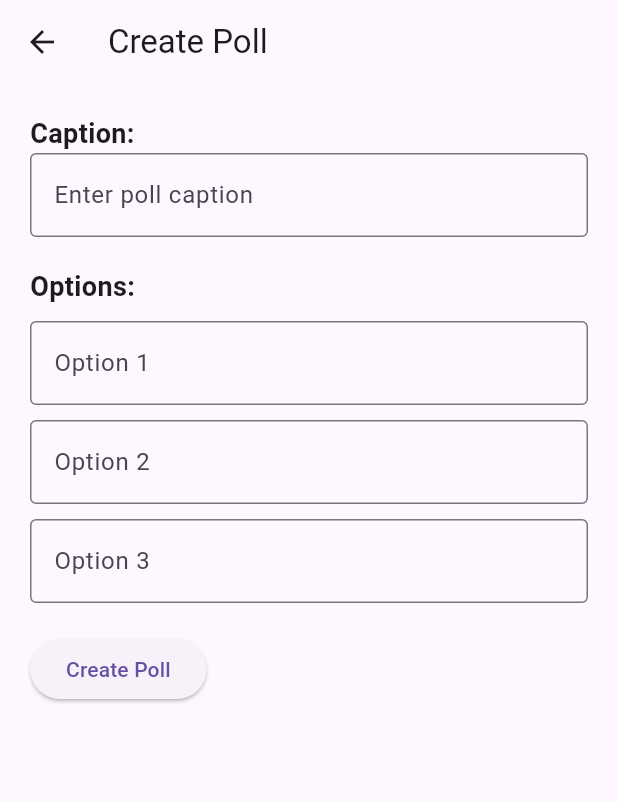
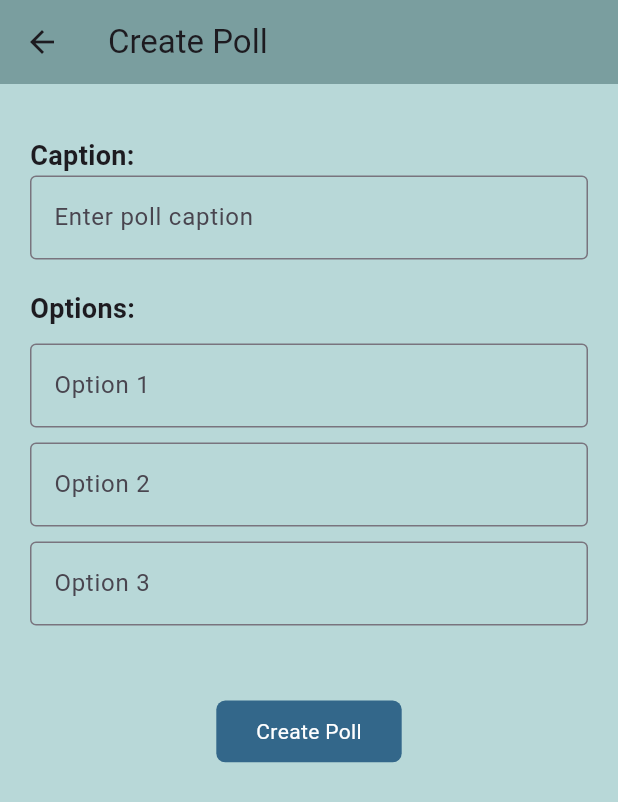
Before and after one commit to Mashrur112/Uni-Craft, a Flutter app: the CreatePoll screen opened directly with empty values, on a phone screen of 412 x 824 dp. Shown: the top 802 px of the screen. Run offline on Flutter 3.47's test engine with Material 3 defaults, Android fonts, the phone set to English and light mode, and no system bars; our stand-ins replace audioplayers, cached_network_image, cloud_firestore, connectivity_plus, file_picker, firebase_auth and 13 more; accounts and stored records are empty; generated files the repository leaves out were written again.

Commit message:
poll design

```diff
--- a/lib/add_notice.dart
+++ b/lib/add_notice.dart
@@ -59,7 +59,7 @@ class _add_noticeState extends State<add_notice> {
       StreamBuilder(stream: FirebaseFirestore.instance.collection('Profile').snapshots(), builder: (context,snapshots){
         if(snapshots.hasData)
           {
-            print("fsd");
+            //print("fsd");
             var res=snapshots.data!.docs.toList();
             to.clear();
 
@@ -76,7 +76,7 @@ class _add_noticeState extends State<add_notice> {
 
                   }
               }
-            print(to);
+           //print(to);
           }
 
         return SingleChildScrollView(
--- a/lib/calendar.dart
+++ b/lib/calendar.dart
@@ -24,7 +24,7 @@ class _CalendarState extends State<Calendar> {
     setState(() {
       events.update(
         today,
-        (existingEvents) => [...existingEvents, event],
+            (existingEvents) => [...existingEvents, event],
         ifAbsent: () => [event],
       );
     });
--- a/lib/createPoll.dart
+++ b/lib/createPoll.dart
@@ -1,6 +1,12 @@
+import 'dart:convert';
+
 import 'package:firebase_auth/firebase_auth.dart';
+import 'package:firebase_messaging/firebase_messaging.dart';
 import 'package:flutter/material.dart';
 import 'package:cloud_firestore/cloud_firestore.dart';
+import 'package:http/http.dart' as http;
+
+import 'notification.dart';
 
 class CreatePoll extends StatefulWidget {
   var uid_admin;
@@ -27,22 +33,58 @@ class _CreatePollState extends State<CreatePoll> {
     super.dispose();
   }
 
+  List to = [];
+
   @override
   Widget build(BuildContext context) {
+    double screenW = MediaQuery.of(context).size.width;
+    double screenH = MediaQuery.of(context).size.height;
     return Scaffold(
+        backgroundColor: Color(0xffb8d8d8),
         appBar: AppBar(
           title: Text('Create Poll'),
+          backgroundColor: Color(0xff7a9e9f),
         ),
-      body: SingleChildScrollView(
+        body: StreamBuilder(
+            stream:
+                FirebaseFirestore.instance.collection("Profile").snapshots(),
+            builder: (context, snapshots) {
+              if (snapshots.hasData) {
+                var code;
+                //print("fsd");
+                var res = snapshots.data!.docs.toList();
+                to.clear();
+                for (var r in res) {
+                  if (r['uid'] == FirebaseAuth.instance.currentUser!.uid)
+                    code = r['code'];
+                }
+
+                for (var r in res) {
+                  if (r['code'] == code.toString() &&
+                      r['role'] != "Administrator") {
+                    // print(r['name1']+widget.code);
+                    try {
+                      to.add(r['token']);
+                    } catch (e) {}
+                    ;
+                  }
+                }
+                //print(to);
+              }
+              return SingleChildScrollView(
                 physics: BouncingScrollPhysics(),
                 child: Padding(
                   padding: const EdgeInsets.all(20.0),
                   child: Column(
                     crossAxisAlignment: CrossAxisAlignment.start,
                     children: [
+                      Container(
+                        height: 15,
+                      ),
                       Text(
                         'Caption:',
-                style: TextStyle(fontSize: 18, fontWeight: FontWeight.bold),
+                        style: TextStyle(
+                            fontSize: 18, fontWeight: FontWeight.bold),
                       ),
                       TextField(
                         controller: _captionController,
@@ -54,7 +96,8 @@ class _CreatePollState extends State<CreatePoll> {
                       SizedBox(height: 20),
                       Text(
                         'Options:',
-                style: TextStyle(fontSize: 18, fontWeight: FontWeight.bold),
+                        style: TextStyle(
+                            fontSize: 18, fontWeight: FontWeight.bold),
                       ),
                       SizedBox(height: 10),
                       _buildOptionTextField(_option1Controller, 'Option 1'),
@@ -62,9 +105,17 @@ class _CreatePollState extends State<CreatePoll> {
                       _buildOptionTextField(_option2Controller, 'Option 2'),
                       SizedBox(height: 10),
                       _buildOptionTextField(_option3Controller, 'Option 3'),
-              SizedBox(height: 20),
-              ElevatedButton(
-                onPressed: () {
+                      SizedBox(height: 50),
+                      Center(
+                        child: Container(
+                          height: 0.05 * screenH,
+                          width: 0.3 * screenW,
+                          decoration: BoxDecoration(
+                            color: Color(0xff33678a),
+                            borderRadius: BorderRadius.circular(6),
+                          ),
+                          child: GestureDetector(
+                            onTap: () {
                               setState(() {
                                 options.clear();
                                 if (_option1Controller.text.isNotEmpty) {
@@ -79,16 +130,23 @@ class _CreatePollState extends State<CreatePoll> {
                               });
                               _createPoll();
                             },
-                child: Text('Create Poll'),
+                            child: Center(
+                                child: const Text(
+                              "Create Poll",
+                              style: TextStyle(color: Colors.white),
+                            )),
+                          ),
+                        ),
                       ),
                     ],
                   ),
                 ),
-      ),
               );
+            }));
   }
 
-  Widget _buildOptionTextField(TextEditingController controller, String hintText) {
+  Widget _buildOptionTextField(
+      TextEditingController controller, String hintText) {
     return TextField(
       controller: controller,
       decoration: InputDecoration(
@@ -99,6 +157,31 @@ class _CreatePollState extends State<CreatePoll> {
   }
 
   void _createPoll() {
+    Navigator.pop(context);
+    PushNotifications.init().then((value) async {
+      final token = await FirebaseMessaging.instance.getToken();
+      print(token);
+      for (int i = 0; i < to.length; i++) {
+        var data = {
+          'to': to[i],
+          'priority': 'high',
+          'notification': {
+            'title': "New Poll",
+            'body': _captionController.text.toString(),
+          },
+          'additional option': {
+            'channel': '1',
+          }
+        };
+        await http.post(Uri.parse('https://fcm.googleapis.com/fcm/send'),
+            body: jsonEncode(data),
+            headers: {
+              'Content-Type': 'application/json; charset=UTF-8',
+              'Authorization':
+                  'key=AAAA2TCZdvQ:APA91bHvIxfRdJ4yoEJXHDrPKBcMeWmf-VlVcHuh6gvun7QUGwrFiN9dobcO7H8jx1Z7ayt3nXEV2yjnoWB3_VbdranUUy8UNRfuEDOtb9vCWqi-DXxmZk-1Bnul2UfUnX1zhi-pm9vH'
+            });
+      }
+    });
     String caption = _captionController.text;
     if (caption.isEmpty || options.length < 2) {
       _showErrorDialog();
@@ -114,7 +197,7 @@ class _CreatePollState extends State<CreatePoll> {
         'caption': caption,
         'options': options,
         'votes': List.filled(options.length, '0'),
-        'poll_id':List.filled(0, '0'),
+        'poll_id': List.filled(0, '0'),
       }).then((value) {
         // Successfully added to Firestore
         print('Poll created with ID: ${widget.uid_admin}');
@@ -126,6 +209,7 @@ class _CreatePollState extends State<CreatePoll> {
       });
     }
   }
+
   void _showErrorDialog() {
     showDialog(
       context: context,
--- a/lib/notice.dart
+++ b/lib/notice.dart
@@ -47,6 +47,7 @@ class _noticeState extends State<notice> {
       backgroundColor: Color(0xffb8d8d8),
       appBar: AppBar(
         title: Text("Notice"),
+
         // backgroundColor: Color(0xff77a5b5),
         backgroundColor: Color(0xff7a9e9f),
         actions: [
```
Also changed, not shown: lib/viewPoll.dart (+16 -3 lines). Lines whose indentation alone changed are shown as unchanged.
